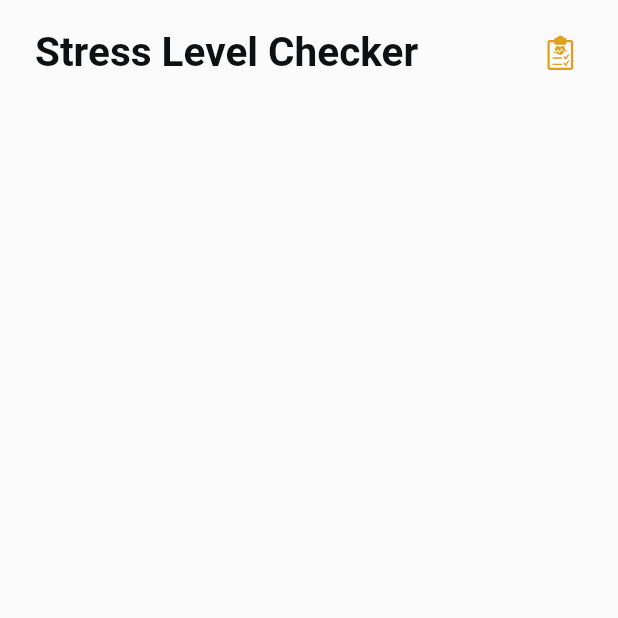
After one commit to faiqhdr/meditopia, a Flutter app: the StressLevelChecker screen opened directly, on a phone screen of 412 x 824 dp, the top half of it. The commit adds this screen. Run offline on Flutter 3.47's test engine with Material 2 defaults, Android fonts, the phone set to English and light mode, and no system bars; our stand-ins replace flutter_native_splash, flutter_svg, google_fonts.

Commit message:
page routing completed

```diff
--- a/lib/data/data.dart
+++ b/lib/data/data.dart
@@ -1,6 +1,8 @@
 import 'package:flutter/material.dart';
 import 'package:intl/intl.dart';
+import 'package:meditopia/pages/bmi/view.dart';
 import '../pages/schedule/doctor_list.dart';
+import '../pages/stress_checker/step_1.dart';
 
 class ServiceItem {
   final String image;
@@ -23,10 +25,12 @@ List<ServiceItem> servicesList = [
   ServiceItem(
     image: 'assets/icons/noun-medical-test.svg',
     color: const Color(0xffFAF0DB),
+    route: const StressLevelChecker(),
   ),
   ServiceItem(
     image: 'assets/icons/bmi-Icon.svg',
     color: const Color(0xffF2E3E9),
+    route: const BmiCalculator(),
   ),
 ];
 
--- a/lib/pages/home_page.dart
+++ b/lib/pages/home_page.dart
@@ -7,6 +7,7 @@ import '../data/data.dart';
 import '../size_config.dart';
 import '../style/style.dart';
 import '../pages/schedule/doctor_list.dart';
+import '../pages/stress_checker/step_1.dart';
 
 class HomePage extends StatelessWidget {
   const HomePage({super.key});
--- /dev/null
+++ b/lib/pages/stress_checker/step_1.dart
@@ -0,0 +1,69 @@
+import 'package:flutter/cupertino.dart';
+import 'package:flutter/material.dart';
+import 'package:flutter/widgets.dart';
+import 'package:flutter_svg/svg.dart';
+import 'package:meditopia/pages/notification_page.dart';
+import '../../data/data.dart';
+import '../../size_config.dart';
+import '../../style/style.dart';
+
+class StressLevelChecker extends StatelessWidget {
+  const StressLevelChecker({Key? key}) : super(key: key);
+
+  @override
+  Widget build(BuildContext context) {
+    SizeConfig().init(context);
+    return Scaffold(
+      body: ListView(
+        children: [
+          Padding(
+            padding: EdgeInsets.symmetric(
+              horizontal: SizeConfig.blockSizeHorizontal! * 17,
+            ),
+            child: Column(
+              children: const [
+                // Header Area.
+                Header(),
+              ],
+            ),
+          ),
+        ],
+      ),
+    );
+  }
+}
+
+class Header extends StatelessWidget {
+  const Header({Key? key}) : super(key: key);
+
+  @override
+  Widget build(BuildContext context) {
+    return ListTile(
+      contentPadding: EdgeInsets.only(
+        top: SizeConfig.blockSizeVertical! * 3,
+        bottom: 16.0,
+      ),
+      subtitle: const Padding(
+        padding: EdgeInsets.only(
+          bottom: 7,
+          top: 7,
+        ),
+        child: Text(
+          "Stress Level Checker",
+          style: TextStyle(
+            fontWeight: FontWeight.w700,
+            fontSize: 27,
+            color: Color(0xff0e1012),
+          ),
+        ),
+      ),
+      trailing: SizedBox(
+        height: 30,
+        width: 30,
+        child: SvgPicture.asset(
+          AppStyle.checkListIcon,
+        ),
+      ),
+    );
+  }
+}
--- a/lib/style/style.dart
+++ b/lib/style/style.dart
@@ -18,6 +18,8 @@ class AppStyle {
   static const String dotsIcon = "assets/icons/dots-icon.svg";
   static const String messageIcon = "assets/icons/message-icon.svg";
   static const String doctorIcon = "assets/icons/doctor-Icon.svg";
+  static const String checkListIcon = "assets/icons/noun-medical-test.svg";
+  static const String bmiIcon = "assets/icons/bmi-Icon.svg";
 
 // App Colors
   static const primarySwatch = Color(0xff1C6BA4);
```
Also changed, not shown: lib/pages/bmi/view.dart (added, +69 -0 lines).
